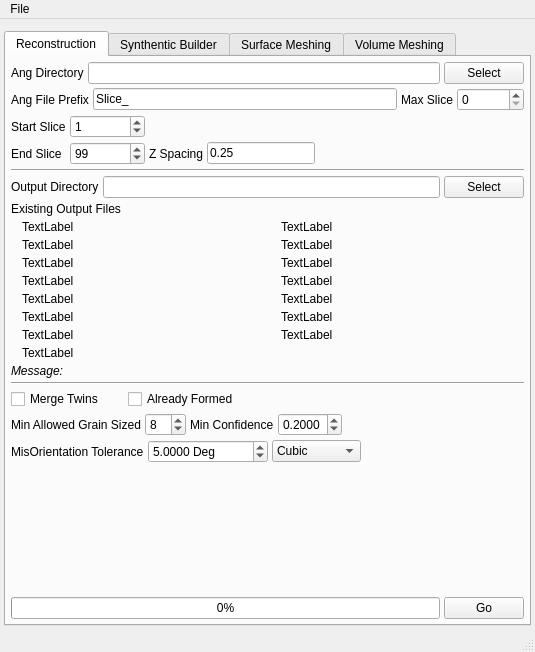
First picture: the form in Source/AIM/GUI/UI_Files/RepresentationUI.ui, repository BlueQuartzSoftware/DREAM3D, before the edit.
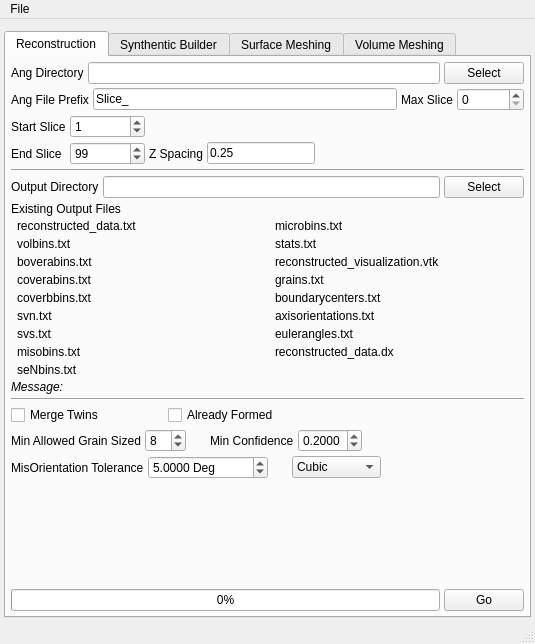
Second picture: the form after the edit. Icons and pictures are not drawn.

Commit message: Removed the check for SSE since that is not being used for this project Added some more constants for file names Refactored some of the variables names that have to do with the reconstruction module and the grain generator module in order to be more consistent and to be able to remove some preprocessor macros. Added a short piece of documentation to the top of each of the main entry point classes explaining how the class can/should be used.

Diff of the .ui file:
```diff
--- a/Source/AIM/GUI/UI_Files/RepresentationUI.ui
+++ b/Source/AIM/GUI/UI_Files/RepresentationUI.ui
@@ -7,7 +7,7 @@
     <x>0</x>
     <y>0</y>
     <width>535</width>
-    <height>652</height>
+    <height>644</height>
    </rect>
   </property>
   <property name="windowTitle">
@@ -206,6 +206,12 @@
         </item>
         <item>
          <layout class="QGridLayout" name="gridLayout_4">
+          <property name="horizontalSpacing">
+           <number>2</number>
+          </property>
+          <property name="verticalSpacing">
+           <number>3</number>
+          </property>
           <item row="0" column="0" colspan="2">
            <widget class="QLabel" name="label_12">
             <property name="text">
@@ -237,7 +243,7 @@
             <item row="0" column="1">
              <widget class="QLabel" name="ReconstructedDataFile">
               <property name="text">
-               <string>TextLabel</string>
+               <string>reconstructed_data.txt</string>
               </property>
              </widget>
             </item>
@@ -254,7 +260,7 @@
             <item row="1" column="1">
              <widget class="QLabel" name="VolBinFile">
               <property name="text">
-               <string>TextLabel</string>
+               <string>volbins.txt</string>
               </property>
              </widget>
             </item>
@@ -271,7 +277,7 @@
             <item row="2" column="1">
              <widget class="QLabel" name="BOverABinsFile">
               <property name="text">
-               <string>TextLabel</string>
+               <string>boverabins.txt</string>
               </property>
              </widget>
             </item>
@@ -288,7 +294,7 @@
             <item row="3" column="1">
              <widget class="QLabel" name="COverABinsFile">
               <property name="text">
-               <string>TextLabel</string>
+               <string>coverabins.txt</string>
               </property>
              </widget>
             </item>
@@ -305,7 +311,7 @@
             <item row="4" column="1">
              <widget class="QLabel" name="COverBBinsFile">
               <property name="text">
-               <string>TextLabel</string>
+               <string>coverbbins.txt</string>
               </property>
              </widget>
             </item>
@@ -322,7 +328,7 @@
             <item row="5" column="1">
              <widget class="QLabel" name="SVNFile">
               <property name="text">
-               <string>TextLabel</string>
+               <string>svn.txt</string>
               </property>
              </widget>
             </item>
@@ -339,7 +345,7 @@
             <item row="6" column="1">
              <widget class="QLabel" name="SVSFile">
               <property name="text">
-               <string>TextLabel</string>
+               <string>svs.txt</string>
               </property>
              </widget>
             </item>
@@ -356,7 +362,24 @@
             <item row="7" column="1">
              <widget class="QLabel" name="MisorientationBinsFile">
               <property name="text">
-               <string>TextLabel</string>
+               <string>misobins.txt</string>
+              </property>
+             </widget>
+            </item>
+            <item row="8" column="0">
+             <widget class="QLabel" name="rec_SeNBinsFileIcon">
+              <property name="text">
+               <string/>
+              </property>
+              <property name="pixmap">
+               <pixmap resource="../../../../Resources/icons/images/Icons.qrc">:/Delete-16x16.png</pixmap>
+              </property>
+             </widget>
+            </item>
+            <item row="8" column="1">
+             <widget class="QLabel" name="rec_SeNBinsFile">
+              <property name="text">
+               <string>seNbins.txt</string>
               </property>
              </widget>
             </item>
@@ -380,7 +403,7 @@
             <item row="0" column="1">
              <widget class="QLabel" name="MicroBinsFile">
               <property name="text">
-               <string>TextLabel</string>
+               <string>microbins.txt</string>
               </property>
              </widget>
             </item>
@@ -397,7 +420,7 @@
             <item row="1" column="1">
              <widget class="QLabel" name="StatsFile">
               <property name="text">
-               <string>TextLabel</string>
+               <string>stats.txt</string>
               </property>
              </widget>
             </item>
@@ -414,7 +437,7 @@
             <item row="2" column="1">
              <widget class="QLabel" name="ReconstructedVisualizationFile">
               <property name="text">
-               <string>TextLabel</string>
+               <string>reconstructed_visualization.vtk</string>
               </property>
              </widget>
             </item>
@@ -431,7 +454,7 @@
             <item row="3" column="1">
              <widget class="QLabel" name="GrainsFile">
               <property name="text">
-               <string>TextLabel</string>
+               <string>grains.txt</string>
               </property>
              </widget>
             </item>
@@ -448,7 +471,7 @@
             <item row="4" column="1">
              <widget class="QLabel" name="BoundaryCentersFile">
               <property name="text">
-               <string>TextLabel</string>
+               <string>boundarycenters.txt</string>
               </property>
              </widget>
             </item>
@@ -465,7 +488,7 @@
             <item row="5" column="1">
              <widget class="QLabel" name="AxisOrientationsFile">
               <property name="text">
-               <string>TextLabel</string>
+               <string>axisorientations.txt</string>
               </property>
              </widget>
             </item>
@@ -482,7 +505,24 @@
             <item row="6" column="1">
              <widget class="QLabel" name="EulerAnglesFile">
               <property name="text">
-               <string>TextLabel</string>
+               <string>eulerangles.txt</string>
+              </property>
+             </widget>
+            </item>
+            <item row="7" column="0">
+             <widget class="QLabel" name="rec_ReconstructedDxFileIcon">
+              <property name="text">
+               <string/>
+              </property>
+              <property name="pixmap">
+               <pixmap resource="../../../../Resources/icons/images/Icons.qrc">:/Delete-16x16.png</pixmap>
+              </property>
+             </widget>
+            </item>
+            <item row="7" column="1">
+             <widget class="QLabel" name="rec_ReconstructedDxFile">
+              <property name="text">
+               <string>reconstructed_data.dx</string>
               </property>
              </widget>
             </item>
@@ -534,7 +574,7 @@
             </property>
             <property name="sizeHint" stdset="0">
              <size>
-              <width>20</width>
+              <width>60</width>
               <height>20</height>
              </size>
             </property>
@@ -584,6 +624,22 @@
             </property>
            </widget>
           </item>
+          <item>
+           <spacer name="horizontalSpacer_6">
+            <property name="orientation">
+             <enum>Qt::Horizontal</enum>
+            </property>
+            <property name="sizeType">
+             <enum>QSizePolicy::Fixed</enum>
+            </property>
+            <property name="sizeHint" stdset="0">
+             <size>
+              <width>20</width>
+              <height>20</height>
+             </size>
+            </property>
+           </spacer>
+          </item>
           <item>
            <widget class="QLabel" name="label_9">
             <property name="text">
@@ -656,6 +712,22 @@
             </property>
            </widget>
           </item>
+          <item>
+           <spacer name="horizontalSpacer_7">
+            <property name="orientation">
+             <enum>Qt::Horizontal</enum>
+            </property>
+            <property name="sizeType">
+             <enum>QSizePolicy::Fixed</enum>
+            </property>
+            <property name="sizeHint" stdset="0">
+             <size>
+              <width>20</width>
+              <height>20</height>
+             </size>
+            </property>
+           </spacer>
+          </item>
           <item>
            <widget class="QComboBox" name="crystalStructure">
             <item>
```
Left out of the diff: 195 changed lines with no effect on the pictures. The commit also changes 11 other files.
